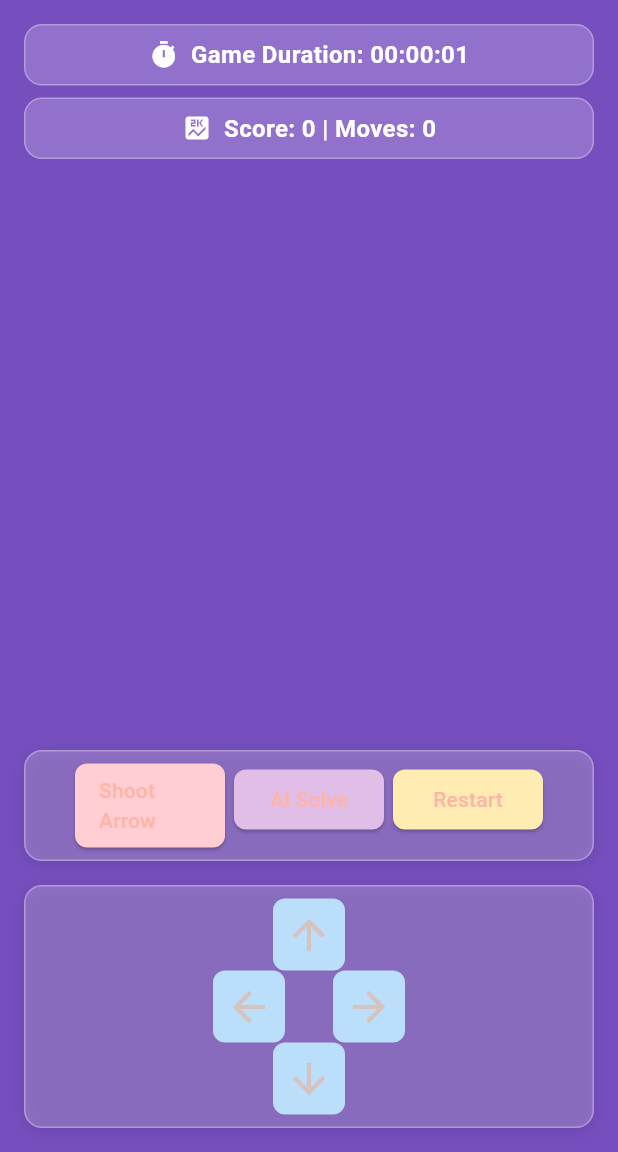
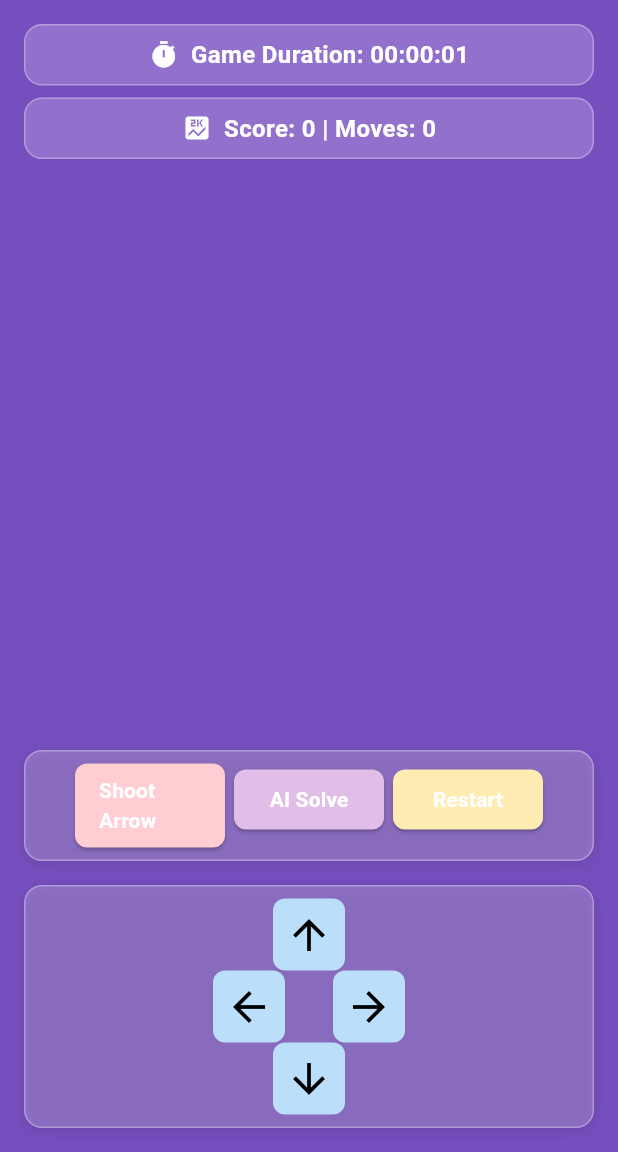
Before and after one commit to dbsmsen/wumpus-universe, a Flutter app: the GameScreen screen opened directly with sample values from the repository, on a phone screen of 412 x 824 dp, the part 84-1236 px from its top. Run offline on Flutter 3.47's test engine with Material 3 defaults, Android fonts, the phone set to English and light mode, and no system bars; our stand-ins replace audioplayers, cloud_firestore, firebase_auth, firebase_core, font_awesome_flutter, google_sign_in and 1 more; accounts and stored records are empty; statements that could not run were skipped.

Commit message:
modified some widgets and models

```diff
--- a/lib/models/game_mode.dart
+++ b/lib/models/game_mode.dart
@@ -15,11 +15,10 @@ class GameMode {
     required this.settings,
   });
 
-  static const List<GameMode> modes = [
+  static final List<GameMode> modes = [
     GameMode(
       name: 'Classic',
-      description:
-          'Traditional Wumpus World gameplay with no time limit. Explore the cave and find the gold while avoiding the Wumpus.',
+      description: 'Traditional Wumpus World gameplay with no time limit. Explore the cave and find the gold while avoiding the Wumpus.',
       icon: Icons.sports_esports,
       color: Colors.blue,
       settings: {
@@ -27,12 +26,13 @@ class GameMode {
         'wumpusCount': 1,
         'goldCount': 1,
         'pitCount': 3,
+        'gridSize': 4,
+        'arrows': 3,
       },
     ),
     GameMode(
       name: 'Time Attack',
-      description:
-          'Race against the clock! Find the gold before time runs out. Each move costs precious seconds.',
+      description: 'Race against the clock! Find the gold before time runs out. Each move costs precious seconds.',
       icon: Icons.timer,
       color: Colors.orange,
       settings: {
@@ -41,6 +41,8 @@ class GameMode {
         'wumpusCount': 1,
         'goldCount': 1,
         'pitCount': 3,
+        'gridSize': 4,
+        'arrows': 3,
       },
     ),
     GameMode(
@@ -53,12 +55,13 @@ class GameMode {
         'wumpusCount': 1,
         'goldCount': 3,
         'pitCount': 3,
+        'gridSize': 5,
+        'arrows': 4,
       },
     ),
     GameMode(
       name: 'Wumpus Hunter',
-      description:
-          'Hunt down multiple Wumpuses. Be careful, they\'re more aggressive!',
+      description: 'Hunt down multiple Wumpuses. Be careful, they\'re more aggressive!',
       icon: Icons.gps_fixed,
       color: Colors.purple,
       settings: {
@@ -66,6 +69,8 @@ class GameMode {
         'wumpusCount': 3,
         'goldCount': 1,
         'pitCount': 2,
+        'gridSize': 6,
+        'arrows': 3,
         'wumpusAggressive': true,
       },
     ),
--- a/lib/widgets/game_actions.dart
+++ b/lib/widgets/game_actions.dart
@@ -52,23 +52,27 @@ class GameActions extends StatelessWidget {
                   'Shoot Arrow',
                   Colors.red.shade100,
                   isGameOver || !hasArrow ? null : onShootArrow,
+                  textColor: Colors.white,
                 ),
                 _buildActionButton(
                   'AI Solve',
                   Colors.purple.shade100,
                   isGameOver || autoMoveEnabled ? null : onAutoSolve,
+                  textColor: Colors.white,
                 ),
                 if (isGameOver)
                   _buildActionButton(
                     'New Game',
                     Colors.green.shade100,
                     onNewGame,
+                    textColor: Colors.white,
                   )
                 else
                   _buildActionButton(
                     'Restart',
                     Colors.amber.shade100,
                     onRestart,
+                    textColor: Colors.white,
                   ),
               ],
             ),
@@ -78,7 +82,7 @@ class GameActions extends StatelessWidget {
     );
   }
 
-  Widget _buildActionButton(String text, Color color, VoidCallback? onPressed) {
+  Widget _buildActionButton(String text, Color color, VoidCallback? onPressed, {Color textColor = Colors.black}) {
     return SizedBox(
       width: 100,
       child: ElevatedButton(
@@ -90,7 +94,13 @@ class GameActions extends StatelessWidget {
             borderRadius: BorderRadius.circular(8),
           ),
         ),
-        child: Text(text),
+        child: Text(
+          text,
+          style: TextStyle(
+            color: textColor,
+            fontWeight: FontWeight.bold,
+          ),
+        ),
       ),
     );
   }
--- a/lib/widgets/game_controls.dart
+++ b/lib/widgets/game_controls.dart
@@ -40,7 +40,7 @@ class GameControls extends StatelessWidget {
               crossAxisAlignment: CrossAxisAlignment.center,
               children: [
                 IconButton(
-                  icon: Icon(_directionIcon(dir.Direction.up), size: 32),
+                  icon: Icon(_directionIcon(dir.Direction.up), size: 32, color: Colors.black),
                   onPressed: isGameOver || autoMoveEnabled
                       ? null
                       : () => onMove(dir.Direction.up),
@@ -55,7 +55,7 @@ class GameControls extends StatelessWidget {
                   mainAxisAlignment: MainAxisAlignment.center,
                   children: [
                     IconButton(
-                      icon: Icon(_directionIcon(dir.Direction.left), size: 32),
+                      icon: Icon(_directionIcon(dir.Direction.left), size: 32, color: Colors.black),
                       onPressed: isGameOver || autoMoveEnabled
                           ? null
                           : () => onMove(dir.Direction.left),
@@ -68,7 +68,7 @@ class GameControls extends StatelessWidget {
                     ),
                     const SizedBox(width: 32),
                     IconButton(
-                      icon: Icon(_directionIcon(dir.Direction.right), size: 32),
+                      icon: Icon(_directionIcon(dir.Direction.right), size: 32, color: Colors.black),
                       onPressed: isGameOver || autoMoveEnabled
                           ? null
                           : () => onMove(dir.Direction.right),
@@ -82,7 +82,7 @@ class GameControls extends StatelessWidget {
                   ],
                 ),
                 IconButton(
-                  icon: Icon(_directionIcon(dir.Direction.down), size: 32),
+                  icon: Icon(_directionIcon(dir.Direction.down), size: 32, color: Colors.black),
                   onPressed: isGameOver || autoMoveEnabled
                       ? null
                       : () => onMove(dir.Direction.down),
--- a/lib/widgets/game_grid.dart
+++ b/lib/widgets/game_grid.dart
@@ -1,5 +1,4 @@
 import 'package:flutter/material.dart';
-import '../models/cell.dart';
 import '../models/agent.dart';
 import '../models/grid.dart';
 
@@ -25,9 +24,9 @@ class _GameGridState extends State<GameGrid> with TickerProviderStateMixin {
   @override
   void dispose() {
     // Dispose all animation controllers
-    widget.cellAnimations.values.forEach((controller) {
+    for (var controller in widget.cellAnimations.values) {
       controller.dispose();
-    });
+    }
     widget.cellAnimations.clear();
     super.dispose();
   }
```
